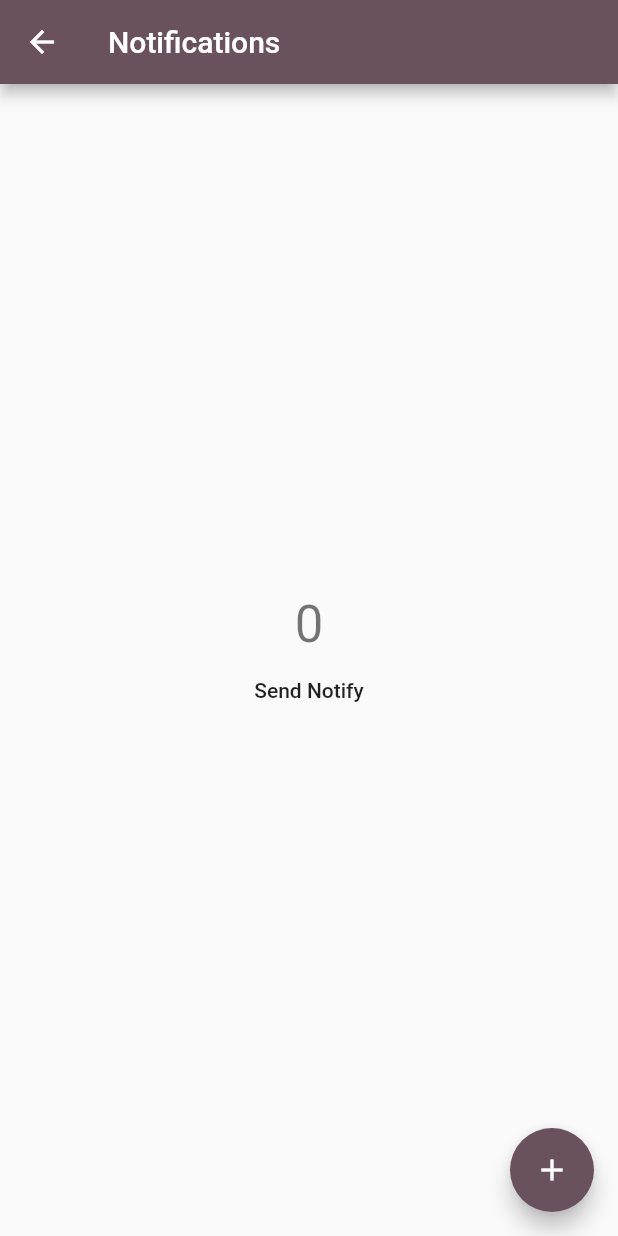
After one commit to ghanayemomar/Monitoring-System-Heart-Failure-FlutterApp, a Flutter app: the Notifications screen opened directly, after a tap on "Send Notify", on a phone screen of 412 x 824 dp. The commit adds this screen. Run offline on Flutter 3.47's test engine with Material 2 defaults, Android fonts, the phone set to English and light mode, and no system bars; our stand-ins replace awesome_dialog, cloud_firestore, firebase_auth, firebase_core, firebase_database, firebase_messaging and 10 more; missing offline and left inert: dart:ffi, flutter_phone_direct_caller, flutter_sms; accounts and stored records are empty; network calls fail.

Commit message:
notfication

```diff
--- /dev/null
+++ b/lib/Screens/Notfication.dart
@@ -0,0 +1,206 @@
+import 'dart:convert';
+
+import 'package:flutter/material.dart';
+import 'package:firebase_core/firebase_core.dart';
+import 'package:firebase_messaging/firebase_messaging.dart';
+import 'package:flutter_local_notifications/flutter_local_notifications.dart';
+import 'package:awesome_dialog/awesome_dialog.dart';
+import 'package:http/http.dart' as http;
+import 'package:oma/Screens/HomePageScreen.dart';
+
+const AndroidNotificationChannel channel = AndroidNotificationChannel(
+    'high_importance_channel', // id
+    'High Importance Notifications', // title
+    //   'This channel is used for important notifications.', // description
+    importance: Importance.high,
+    playSound: true);
+
+final FlutterLocalNotificationsPlugin flutterLocalNotificationsPlugin =
+    FlutterLocalNotificationsPlugin();
+
+Future<void> _firebaseMessagingBackgroundHandler(RemoteMessage message) async {
+  await Firebase.initializeApp();
+  print('A bg message just showed up :  ${message.messageId}');
+}
+
+class Notifications extends StatefulWidget {
+  @override
+  State<Notifications> createState() => _NotificationsState();
+}
+
+class _NotificationsState extends State<Notifications> {
+  int _counter = 0;
+
+  var serverToken =
+      "fd1vCYK_QnOiwLg64Aj2vD:APA91bH-cZhIpjhN__p_NBaDxn1VGqmsUNpbXIMKTRTbQiJBqq5DgFFACsz_GjQndPkfEoKwi1A5VK9lBsyiSL-8EKwzUgi2PkJj8SkSnD_Ap_3epwa2FZX149xpdZ00ftShWPflLInV";
+
+  sendNotify(String title, String body) async {
+    await http.post(
+      Uri.parse('https://fcm.googleapis.com/fcm/send'),
+      headers: <String, String>{
+        'Content-Type': 'application/json; charset=UTF-8',
+        'Authorization': 'key=$serverToken',
+      },
+      body: jsonEncode(<String, dynamic>{
+        'notification': <String, dynamic>{
+          'body': body.toString(),
+          'title': title.toString(),
+        },
+        'priority': 'High',
+        'data': <String, dynamic>{
+          'click_action': 'FLUTTER_NOTIFICATION_CLICK',
+        },
+        'to': await FirebaseMessaging.instance.getToken()
+      }),
+    );
+  }
+
+  Future<void> init8888() async {
+    WidgetsFlutterBinding.ensureInitialized();
+    await Firebase.initializeApp();
+    FirebaseMessaging.onBackgroundMessage(_firebaseMessagingBackgroundHandler);
+
+    await flutterLocalNotificationsPlugin
+        .resolvePlatformSpecificImplementation<
+            AndroidFlutterLocalNotificationsPlugin>()
+        ?.createNotificationChannel(channel);
+
+    await FirebaseMessaging.instance
+        .setForegroundNotificationPresentationOptions(
+      alert: true,
+      badge: true,
+      sound: true,
+    );
+
+    var fbm = FirebaseMessaging.instance;
+
+    initalMessage() async {
+      var message = await FirebaseMessaging.instance.getInitialMessage();
+      if (message != null) {
+        Navigator.push(context, MaterialPageRoute(
+          builder: (BuildContext context) {
+            return HomePageScreen();
+          },
+        ));
+      }
+    }
+
+    fbm.getToken().then((token) {
+      print("Token:");
+      print(token);
+      print("Token:");
+    });
+  }
+
+  @override
+  void initState() {
+    init8888();
+    super.initState();
+//to listen for the function state :
+    FirebaseMessaging.onMessage.listen((RemoteMessage message) {
+      RemoteNotification? notification = message.notification;
+      AndroidNotification? android = message.notification?.android;
+      if (notification != null && android != null) {
+        print(notification.title);
+        print(notification.body);
+
+        ///when the notification is sent
+        /*
+        AwesomeDialog(
+            context: context,
+            title: "title",
+            body: Text("${notification.body}"))
+          ..show();*/
+        flutterLocalNotificationsPlugin.show(
+            notification.hashCode,
+            notification.title,
+            notification.body,
+            NotificationDetails(
+              android: AndroidNotificationDetails(
+                channel.id,
+                channel.name,
+                // channel.description,
+                color: Color(0xff6a515e),
+                playSound: true,
+                icon: '@mipmap/ic_launcher',
+              ),
+            ));
+      }
+    });
+
+    FirebaseMessaging.onMessageOpenedApp.listen((RemoteMessage message) {
+      Navigator.push(context, MaterialPageRoute(
+        builder: (BuildContext context) {
+          return HomePageScreen();
+        },
+      ));
+      print('A new onMessageOpenedApp event was published!');
+      RemoteNotification? notification = message.notification;
+      AndroidNotification? android = message.notification?.android;
+      if (notification != null && android != null) {
+        showDialog(
+            context: context,
+            builder: (_) {
+              return AlertDialog(
+                title: Text(notification.title.toString()),
+                content: SingleChildScrollView(
+                  child: Column(
+                    crossAxisAlignment: CrossAxisAlignment.start,
+                    children: [Text(notification.body.toString())],
+                  ),
+                ),
+              );
+            });
+      }
+    });
+  }
+
+  void showNotification() {
+    setState(() {
+      _counter++;
+    });
+    flutterLocalNotificationsPlugin.show(
+        0,
+        "Notification $_counter",
+        "URGENT: The Driver is experiencing unnatural changes in his heart beats!",
+        NotificationDetails(
+            android: AndroidNotificationDetails(channel.id, channel.name,
+                importance: Importance.high,
+                color: Color(0xff6a515e),
+                playSound: true,
+                icon: '@mipmap/ic_launcher')));
+  }
+
+  @override
+  Widget build(BuildContext context) {
+    return Scaffold(
+      appBar: AppBar(
+        backgroundColor: Color(0xff6a515e),
+        title: Text("Notifications"),
+      ),
+      body: Center(
+        child: Column(
+          mainAxisAlignment: MainAxisAlignment.center,
+          children: <Widget>[
+            Text(
+              '$_counter',
+              style: Theme.of(context).textTheme.headline4,
+            ),
+            MaterialButton(
+                onPressed: () async {
+                  await sendNotify("*URGENT",
+                      "The Driver is experiencing unnatural changes in his heart beats");
+                },
+                child: Text("Send Notify")),
+          ],
+        ),
+      ),
+      floatingActionButton: FloatingActionButton(
+        backgroundColor: Color(0xff6a515e),
+        onPressed: showNotification,
+        tooltip: 'Increment',
+        child: Icon(Icons.add),
+      ),
+    );
+  }
+}
--- a/lib/main.dart
+++ b/lib/main.dart
@@ -1,6 +1,8 @@
 import 'package:flutter/material.dart';
+import 'package:oma/Screens/HealthMonitoringScreen.dart';
 import 'package:oma/Screens/MedicalHistoryScreen.dart';
 import 'package:oma/Screens/MedicalProfileScreen.dart';
+import 'package:oma/Screens/Notfication.dart';
 import 'package:oma/Screens/OnBoardScreen.dart';
 import 'package:oma/Screens/SafeDrive.dart';
 import 'package:oma/Screens/TermsAndServicesScreen.dart';
```
